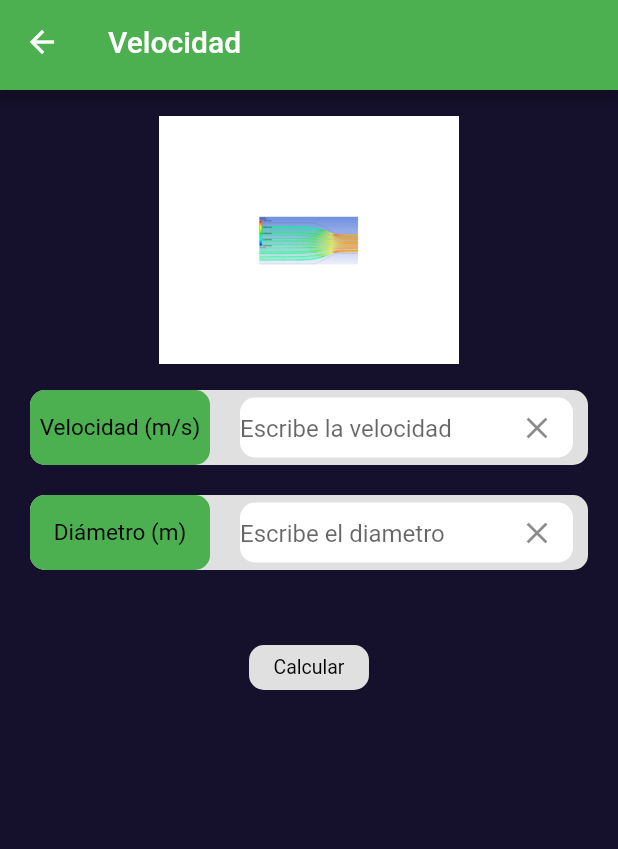
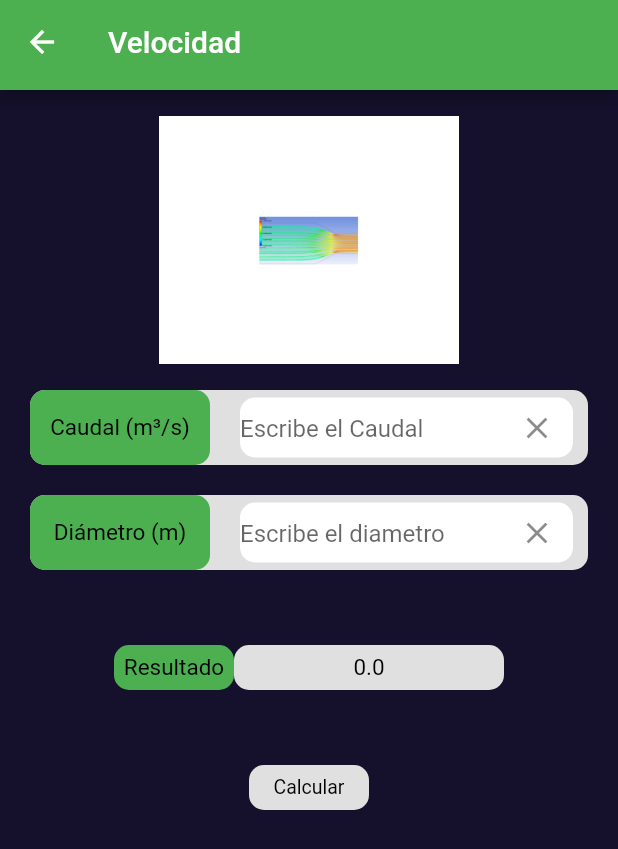
Before and after one commit to fahe8/calculadoraMecanica, a Flutter app: the Velocidad screen opened by its route, on a phone screen of 412 x 824 dp. Shown: the top 849 px of the screen. Run offline on Flutter 3.47's test engine with Material 2 defaults, Android fonts, the phone set to English and light mode, and no system bars; our stand-ins replace get; missing offline and left inert: scidart.

Commit message:
Resultado velocidad funcionando

```diff
--- a/lib/screens/hidraulicaScreens/HidraulicaScreen.dart
+++ b/lib/screens/hidraulicaScreens/HidraulicaScreen.dart
@@ -13,10 +13,9 @@ class _HidraulicaScreenState extends State<HidraulicaScreen> {
   @override
   Widget build(BuildContext context) {
     return Scaffold(
+      backgroundColor:Color(0xFF15102C),
       appBar: MyAppBar(title: 'Hidráulica', backgroundColor: Colors.green,),
-      body: Container(
-        color: Color(0xFF15102C),
-        child: Column(children: [
+      body: Column(children: [
         Image.asset(
           'assets/hidraulica.png',
           width: 200,
@@ -54,7 +53,6 @@ class _HidraulicaScreenState extends State<HidraulicaScreen> {
           ),
         ))
       ]),
-      ),
     );
   }
 }
--- a/lib/screens/hidraulicaScreens/Velocidad.dart
+++ b/lib/screens/hidraulicaScreens/Velocidad.dart
@@ -1,8 +1,10 @@
+import 'package:calculator/controllers/CalculationsController.dart';
 import 'package:calculator/widgets/CustomInput.dart';
 import 'package:calculator/widgets/CustomRectangle.dart';
 import 'package:calculator/widgets/MyAppBar.dart';
 import 'package:flutter/material.dart';
 import 'package:flutter/services.dart';
+import 'package:get/get.dart';
 
 class Velocidad extends StatefulWidget {
   const Velocidad({Key? key}) : super(key: key);
@@ -15,6 +17,61 @@ class _VelocidadState extends State<Velocidad> {
 //Controladores de formulario
   TextEditingController _controllerCaudal = TextEditingController();
   TextEditingController _controllerDiametro = TextEditingController();
+
+// Obtén la instancia de CalculationsController
+  final CalculationsController calculationsController =
+      Get.find<CalculationsController>();
+
+  @override
+  void initState() {
+    super.initState();
+
+    // Agrega un listener al _controllerCaudal para escuchar cambios en el TextField
+    _controllerCaudal.addListener(() {
+      // Cuando cambie el valor en el TextField, actualiza el valor en CalculationsController
+      calculationsController.caudal.value =
+          double.tryParse(_controllerCaudal.text) ?? 0.0;
+    });
+    _controllerDiametro.addListener(() {
+      // Cuando cambie el valor en el TextField, actualiza el valor en CalculationsController
+      calculationsController.diametro.value =
+          double.tryParse(_controllerDiametro.text) ?? 0.0;
+    });
+  }
+
+  @override
+  void dispose() {
+    // Importante: asegúrate de eliminar el listener al salir de la pantalla para evitar pérdida de memoria.
+    _controllerCaudal.dispose();
+    _controllerDiametro.dispose();
+    super.dispose();
+  }
+
+  void calcularVelocidad() {
+    // Llama al método calcularVelocidad en CalculationsController
+    calculationsController.calcularVelocidad();
+
+    // Muestra el resultado en un diálogo o de otra manera
+    showDialog(
+      context: context,
+      builder: (context) {
+        return AlertDialog(
+          title: Text('Resultado del cálculo'),
+          content: Text(
+              'Velocidad calculada: ${calculationsController.velocidad} m/s'),
+          // content: Text('Caudal: ${calculationsController.caudal1} y  Diametro ${calculationsController.diametro}'),
+          actions: [
+            ElevatedButton(
+              onPressed: () {
+                Navigator.of(context).pop();
+              },
+              child: Text('Cerrar'),
+            ),
+          ],
+        );
+      },
+    );
+  }
 
   @override
   Widget build(BuildContext context) {
@@ -34,8 +91,8 @@ class _VelocidadState extends State<Velocidad> {
               children: [
                 CustomInput(
                     color: Colors.green,
-                    text: 'Velocidad (m/s)',
-                    hintText: 'Escribe la velocidad',
+                    text: 'Caudal (m³/s)',
+                    hintText: 'Escribe el Caudal',
                     size: 15,
                     controller: _controllerCaudal),
                 SizedBox(
@@ -53,14 +110,35 @@ class _VelocidadState extends State<Velocidad> {
                 Row(
                   mainAxisAlignment: MainAxisAlignment.center,
                   children: [
-
                     CustomRectangle(
                       width: 80,
                       height: 30,
+                      color: Colors.green,
+                      text: 'Resultado',
+                      size: 15,
+                    ),
+                    CustomRectangle(
+                      width: 180,
+                      height: 30,
                       color: Colors.grey.shade300,
-                      text: 'Calcular',
-                      size: 13,
+                      text: calculationsController.velocidad.toString(),
+                      size: 15,
                     ),
+                  ],
+                ),
+                SizedBox(
+                  height: 50,
+                ),
+                Row(
+                  mainAxisAlignment: MainAxisAlignment.center,
+                  children: [
+                    CustomRectangle(
+                        width: 80,
+                        height: 30,
+                        color: Colors.grey.shade300,
+                        text: 'Calcular',
+                        size: 13,
+                        onPressed: calcularVelocidad),
                   ],
                 )
               ],
--- a/lib/widgets/CustomInput.dart
+++ b/lib/widgets/CustomInput.dart
@@ -47,8 +47,8 @@ class CustomInput extends StatelessWidget {
               ),
               child: TextField(
                 controller: controller,
-                keyboardType: TextInputType.number,
-                inputFormatters: [FilteringTextInputFormatter.digitsOnly],
+                keyboardType: TextInputType.numberWithOptions(decimal: true),
+                inputFormatters: [FilteringTextInputFormatter.allow(RegExp(r'^\d+\.?\d{0,1}')),],
                 decoration: InputDecoration(
                   border: InputBorder.none,
                   hintText: hintText,
```
Also changed, not shown: lib/controllers/CalculationsController.dart (+18 -24 lines), lib/main.dart (+9 -3 lines), lib/screens/hidraulicaScreens/NumeroReynolds.dart (+29 -0 lines), 2 other files. Lines whose indentation alone changed are shown as unchanged.
